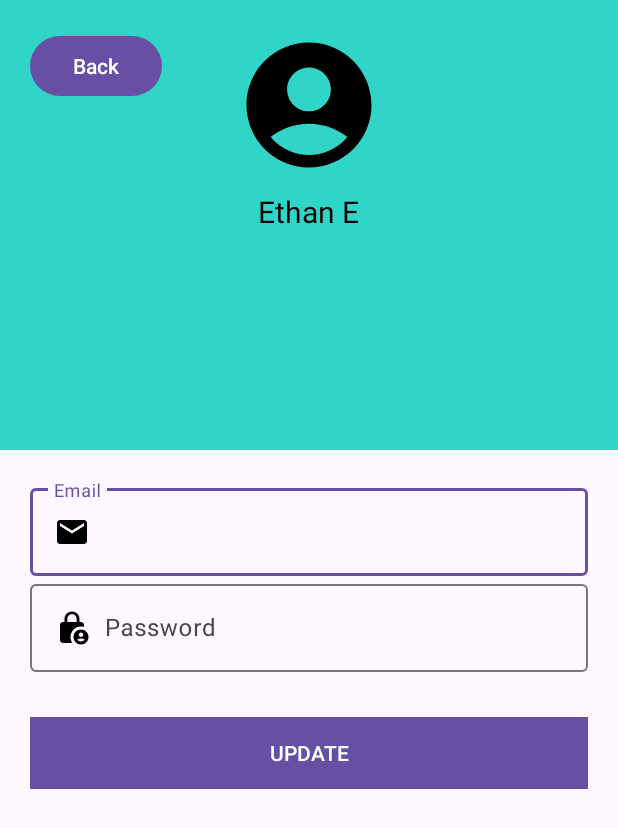
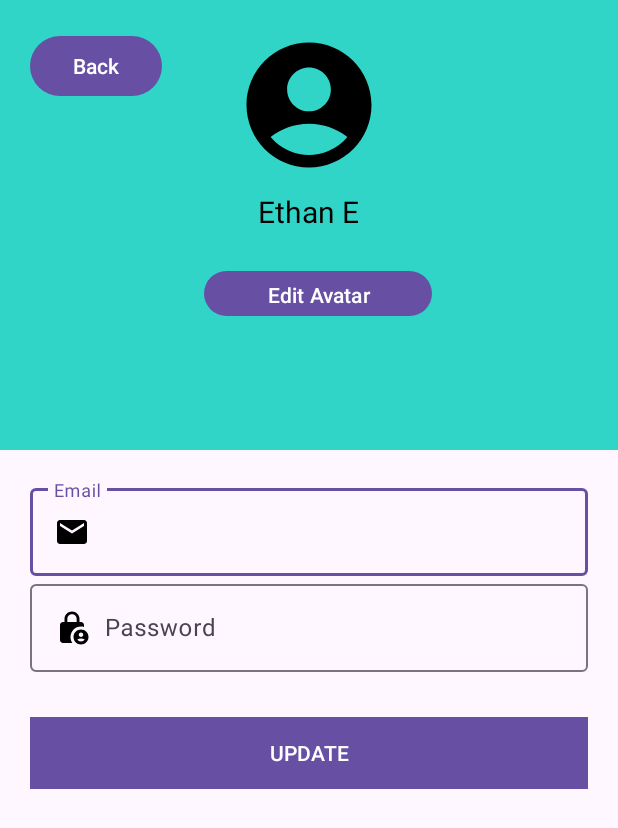
Before and after one commit to RaigZ/MovInsight, an Android app: the ProfileActivity screen opened directly, with no data from a screen before it, on a phone screen of 412 x 824 dp. Shown: the top 828 px of the screen. Run offline under Robolectric (Android 15) with nearby library versions, the phone set to English and light mode, and no system bars; our stand-ins replace Firebase (no records; nobody signed in at launch, a user with empty details on screens opened directly), Room's generated code; 1 statement that could not run was skipped.

Commit message:
Implementation of Permissions & Profile Picture
- Asks permission from the user to access their gallery.
- Saves user's chosen picture into the Room database.
- When user leaves the activity and returns, their chosen picture will stay.
- Current bug where the user must select their image twice in order to fully save their image into the database.

```diff
--- a/app/src/main/java/com/example/movinsight/API/FirestoreService.kt
+++ b/app/src/main/java/com/example/movinsight/API/FirestoreService.kt
@@ -1,6 +1,7 @@
 package com.example.movinsight.API
 
 import android.content.Context
+import android.graphics.Bitmap
 import android.util.Log
 import android.widget.Toast
 import androidx.lifecycle.ViewModel
@@ -224,7 +225,7 @@ class FirestoreService {
             ).build()
             //Log.d("FLAG 4", "DATABASE BUILT")
             val userDao = userDB.userDao() // Get UserDao
-            val roomUser = User(email, username, watchlist) // Create user based on given info
+            val roomUser = User(email, username, watchlist, "none") // Create user based on given info
             userDao.insertUser(roomUser) // Insert user into UserDatabase
         }
     }
--- a/app/src/main/java/com/example/movinsight/PermissionsTesting.kt
+++ b/app/src/main/java/com/example/movinsight/PermissionsTesting.kt
@@ -26,6 +26,8 @@ class PermissionsTesting : AppCompatActivity() {
     //private var permGranted : Boolean = false
     var selectedImage : Uri? = null
     var selectedBitmap : Bitmap? = null
+
+
 
     override fun onCreate(savedInstanceState: Bundle?) {
         super.onCreate(savedInstanceState)
--- a/app/src/main/java/com/example/movinsight/Room/UserDao.kt
+++ b/app/src/main/java/com/example/movinsight/Room/UserDao.kt
@@ -1,5 +1,6 @@
 package com.example.movinsight.Room
 
+import android.graphics.Bitmap
 import androidx.room.*
 
 @Dao
@@ -17,6 +18,10 @@ interface UserDao {
     @Query("SELECT * FROM user WHERE username = :username")
     suspend fun getUser(username: String) : User
 
+    @Query("UPDATE user SET picture=:new_picture WHERE username LIKE :user_name")
+    suspend fun updatePP(new_picture: String, user_name: String)
+
+
 
 
     //// FOR UNIT TESTING
--- a/app/src/main/java/com/example/movinsight/Room/UserDatabase.kt
+++ b/app/src/main/java/com/example/movinsight/Room/UserDatabase.kt
@@ -1,6 +1,8 @@
 package com.example.movinsight.Room
 
+import android.content.Context
 import androidx.room.Database
+import androidx.room.Room
 import androidx.room.RoomDatabase
 import androidx.room.TypeConverters
 
@@ -12,4 +14,32 @@ import androidx.room.TypeConverters
 @TypeConverters(UserConverters::class)
 abstract class UserDatabase : RoomDatabase() {
     abstract fun userDao(): UserDao
+
+    companion object {
+
+        @Volatile
+        private var INSTANCE: UserDatabase? = null
+
+        fun getInstance(context: Context): UserDatabase {
+
+            val tempInstance = INSTANCE
+            if(tempInstance != null)
+            {
+                return tempInstance
+            }
+            synchronized(this) {
+                val instance = Room.databaseBuilder(
+                    context.applicationContext,
+                    UserDatabase::class.java, "user"
+                ).build()
+                INSTANCE = instance
+                return instance
+            }
+
+        }
+
+        fun destroyInstance() {
+            INSTANCE = null
+        }
+    }
 }
--- a/app/src/main/res/layout/activity_profile.xml
+++ b/app/src/main/res/layout/activity_profile.xml
@@ -24,6 +24,22 @@
             app:layout_constraintHorizontal_bias="0.05"
             app:layout_constraintStart_toStartOf="parent"
             app:layout_constraintTop_toTopOf="parent"
+            app:layout_constraintVertical_bias="0.976" />
+
+        <Button
+            android:id="@+id/profile_button"
+            android:layout_width="171dp"
+            android:layout_height="38dp"
+            android:layout_below="@+id/username_field"
+            android:layout_alignParentStart="true"
+            android:layout_alignParentEnd="true"
+            android:layout_marginStart="116dp"
+            android:layout_marginTop="2dp"
+            android:layout_marginEnd="104dp"
+            android:layout_marginBottom="65dp"
+            android:text="Edit Avatar"
+            android:textAlignment="center"
+            app:layout_constraintHorizontal_bias="0.05"
             app:layout_constraintVertical_bias="0.976" />
 
         <ImageView
@@ -54,6 +70,7 @@
             android:layout_marginTop="5dp"
             android:includeFontPadding="false"
             android:textSize="14sp" />
+
     </RelativeLayout>
 
     <LinearLayout
```
Also changed, not shown: app/src/main/java/com/example/movinsight/MainActivity.kt (+13 -9 lines), app/src/main/java/com/example/movinsight/ProfileActivity.kt (+91 -1 lines), app/src/main/java/com/example/movinsight/Room/User.kt (+6 -1 lines).
